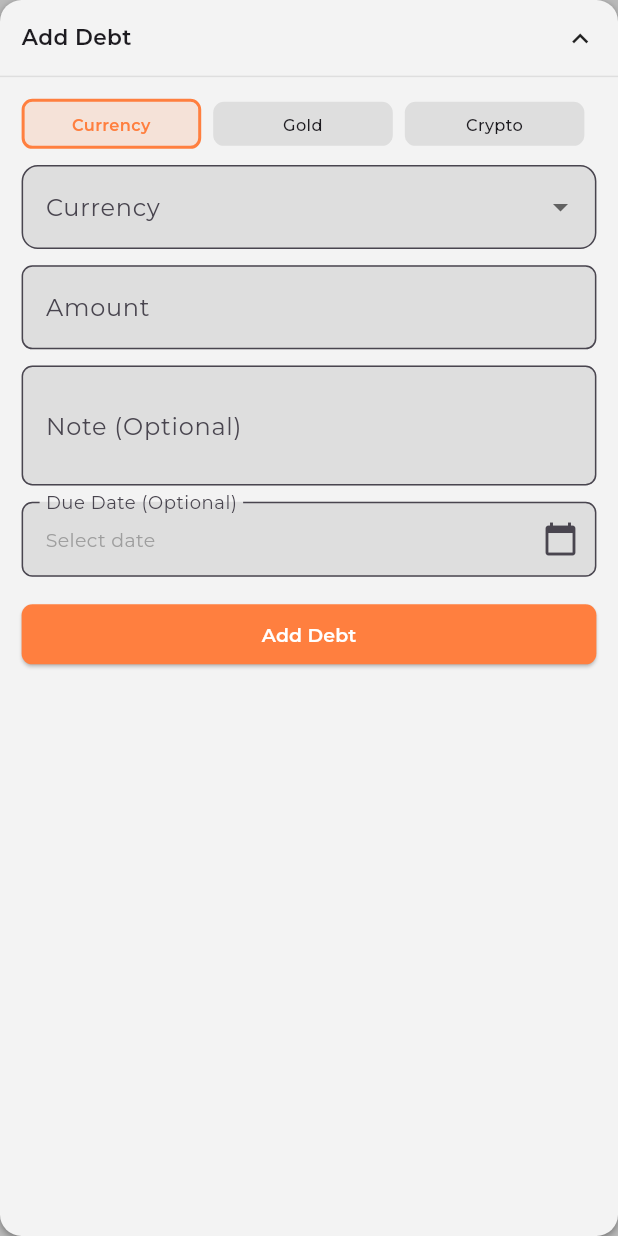
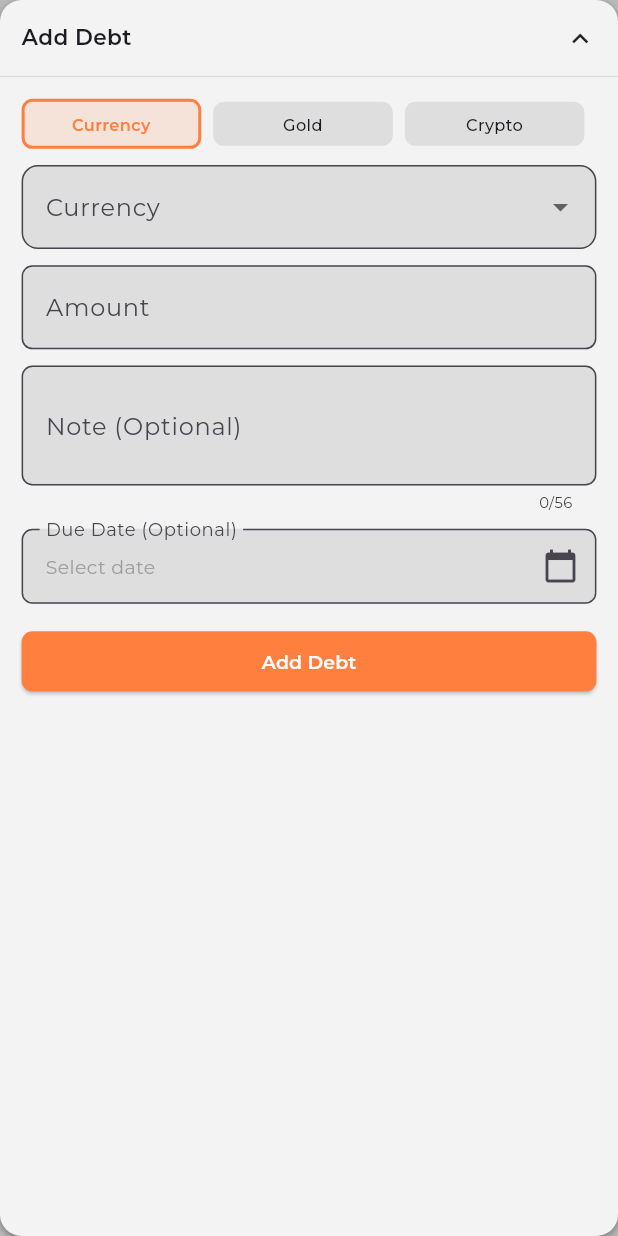
Before and after one commit to YigitAkture/InvesTracker, a Flutter app: the AddDebtBox widget shown alone on an empty page, opened directly with empty values, on a phone screen of 412 x 824 dp. Run offline on Flutter 3.47's test engine with Material 3 defaults, Android fonts, the phone set to English and light mode, and no system bars; our stand-ins replace flutter_screenutil, google_fonts, shared_preferences; accounts and stored records are empty; network calls fail.

Commit message:
add character limit to writing note

```diff
--- a/inves_tracker/lib/views/wallet/widgets/add_debt_box.dart
+++ b/inves_tracker/lib/views/wallet/widgets/add_debt_box.dart
@@ -32,6 +32,8 @@ class _AddDebtBoxState extends State<AddDebtBox> {
   final TextEditingController _amountController = TextEditingController();
   final TextEditingController _noteController = TextEditingController();
   final DateFormat _dateFormat = DateFormat('dd/MM/yyyy');
+
+  static const int _maxNoteLength = 56;
 
   ExchangeType _selectedType = ExchangeType.currency;
   String? _selectedCode;
@@ -102,6 +104,7 @@ class _AddDebtBoxState extends State<AddDebtBox> {
 
   Future<void> _addDebt() async {
     final l10n = AppLocalizations.of(context)!;
+
     if (_selectedCode == null) {
       ScaffoldMessenger.of(context).showSnackBar(
         SnackBar(content: Text(l10n.pleaseSelectCode)),
@@ -147,19 +150,16 @@ class _AddDebtBoxState extends State<AddDebtBox> {
       if (mounted) {
         setState(() => _isLoading = false);
 
-        // Check if error is about debt limit
         if (e.toString().contains('one debt record')) {
           showDialog(
             context: context,
             builder: (context) => AlertDialog(
               title: Text(l10n.subscriptionRequired),
-              content: Text(
-                l10n.freeUsersCanOnlyHaveOneDebt,
-              ),
+              content: Text(l10n.freeUsersCanOnlyHaveOneDebt),
               actions: [
                 TextButton(
                   onPressed: () => Navigator.pop(context),
-                  child: Text('OK'),
+                  child: const Text('OK'),
                 ),
               ],
             ),
@@ -176,6 +176,7 @@ class _AddDebtBoxState extends State<AddDebtBox> {
   @override
   Widget build(BuildContext context) {
     final l10n = AppLocalizations.of(context)!;
+
     return Container(
       decoration: BoxDecoration(
         color: AppColors.foreground(context),
@@ -191,7 +192,6 @@ class _AddDebtBoxState extends State<AddDebtBox> {
       child: Column(
         crossAxisAlignment: CrossAxisAlignment.start,
         children: [
-          // Header Row (Always Visible)
           InkWell(
             onTap: () => setState(() => _isExpanded = !_isExpanded),
             borderRadius: BorderRadius.circular(16.r),
@@ -217,7 +217,6 @@ class _AddDebtBoxState extends State<AddDebtBox> {
             ),
           ),
 
-          // Collapsible Content
           if (_isExpanded) ...[
             Divider(height: 1, color: AppColors.background2(context)),
             Padding(
@@ -225,7 +224,6 @@ class _AddDebtBoxState extends State<AddDebtBox> {
               child: Column(
                 crossAxisAlignment: CrossAxisAlignment.start,
                 children: [
-                  // Exchange Type Selector
                   Row(
                     children: ExchangeType.values.map((type) {
                       final isSelected = _selectedType == type;
@@ -254,8 +252,10 @@ class _AddDebtBoxState extends State<AddDebtBox> {
                               textAlign: TextAlign.center,
                               style: TextStyle(
                                 fontSize: 12.sp,
-                                fontWeight: isSelected ? FontWeight.w600 : FontWeight.w500,
-                                color: isSelected ? AppColors.secondary(context) : null,
+                                fontWeight:
+                                    isSelected ? FontWeight.w600 : FontWeight.w500,
+                                color:
+                                    isSelected ? AppColors.secondary(context) : null,
                               ),
                             ),
                           ),
@@ -266,7 +266,6 @@ class _AddDebtBoxState extends State<AddDebtBox> {
 
                   SizedBox(height: 12.h),
 
-                  // Code Dropdown
                   Theme(
                     data: Theme.of(context).copyWith(
                       canvasColor: AppColors.background2(context),
@@ -295,7 +294,6 @@ class _AddDebtBoxState extends State<AddDebtBox> {
                           ),
                         );
                       }).toList(),
-
                       decoration: InputDecoration(
                         labelText: _getTypeName(_selectedType, l10n),
                         filled: true,
@@ -304,16 +302,16 @@ class _AddDebtBoxState extends State<AddDebtBox> {
                           borderRadius: BorderRadius.circular(12.r),
                         ),
                       ),
-
                       onChanged: (value) => setState(() => _selectedCode = value),
                     ),
                   ),
+
                   SizedBox(height: 12.h),
 
-                  // Amount Input
                   TextField(
                     controller: _amountController,
-                    keyboardType: const TextInputType.numberWithOptions(decimal: true),
+                    keyboardType:
+                        const TextInputType.numberWithOptions(decimal: true),
                     inputFormatters: [
                       FilteringTextInputFormatter.allow(RegExp(r'^\d*\.?\d*')),
                     ],
@@ -329,10 +327,26 @@ class _AddDebtBoxState extends State<AddDebtBox> {
 
                   SizedBox(height: 12.h),
 
-                  // Note Input (Optional)
                   TextField(
                     controller: _noteController,
                     maxLines: 2,
+                    maxLength: _maxNoteLength,
+                    buildCounter: (
+                      BuildContext context, {
+                      required int currentLength,
+                      required int? maxLength,
+                      required bool isFocused,
+                    }) {
+                      return Text(
+                        "$currentLength/$maxLength",
+                        style: TextStyle(
+                          fontSize: 11.sp,
+                          color: currentLength >= _maxNoteLength
+                              ? AppColors.danger
+                              : AppColors.title(context),
+                        ),
+                      );
+                    },
                     decoration: InputDecoration(
                       labelText: l10n.noteOptional,
                       border: OutlineInputBorder(
@@ -345,7 +359,6 @@ class _AddDebtBoxState extends State<AddDebtBox> {
 
                   SizedBox(height: 12.h),
 
-                  // Due Date Selector (Optional)
                   InkWell(
                     onTap: _selectDueDate,
                     child: InputDecorator(
@@ -356,7 +369,7 @@ class _AddDebtBoxState extends State<AddDebtBox> {
                         ),
                         filled: true,
                         fillColor: AppColors.background2(context),
-                        suffixIcon: Icon(Icons.calendar_today),
+                        suffixIcon: const Icon(Icons.calendar_today),
                       ),
                       child: Text(
                         _selectedDueDate != null
@@ -364,7 +377,8 @@ class _AddDebtBoxState extends State<AddDebtBox> {
                             : l10n.selectDate,
                         style: TextStyle(
                           fontSize: 14.sp,
-                          color: _selectedDueDate != null ? null : Colors.grey,
+                          color:
+                              _selectedDueDate != null ? null : Colors.grey,
                         ),
                       ),
                     ),
@@ -376,13 +390,14 @@ class _AddDebtBoxState extends State<AddDebtBox> {
                       onPressed: () => setState(() => _selectedDueDate = null),
                       icon: Icon(Icons.clear, size: 16.sp),
                       label: Text(l10n.clearDueDate),
-                      style: TextButton.styleFrom(foregroundColor: AppColors.secondary(context)),
+                      style: TextButton.styleFrom(
+                        foregroundColor: AppColors.secondary(context),
+                      ),
                     ),
                   ],
 
                   SizedBox(height: 16.h),
 
-                  // Add Button
                   SizedBox(
                     width: double.infinity,
                     child: ElevatedButton(
@@ -406,7 +421,10 @@ class _AddDebtBoxState extends State<AddDebtBox> {
                             )
                           : Text(
                               l10n.addDebt,
-                              style: TextStyle(fontSize: 14.sp, fontWeight: FontWeight.w600),
+                              style: TextStyle(
+                                fontSize: 14.sp,
+                                fontWeight: FontWeight.w600,
+                              ),
                             ),
                     ),
                   ),
--- a/inves_tracker/pubspec.yaml
+++ b/inves_tracker/pubspec.yaml
@@ -28,6 +28,7 @@ dev_dependencies:
     sdk: flutter
   flutter_lints: ^5.0.0
   flutter_launcher_icons: ^0.14.4
+  flutter_native_splash: ^2.4.7
 
 flutter_launcher_icons:
   android: "launcher_icon"
```
Also changed, not shown: inves_tracker/native_splash.yaml (added).
